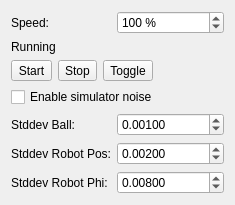
The window that src/ra/simulatorwidget.ui (robotics-erlangen/framework) describes before a commit, drawn with Qt 5.
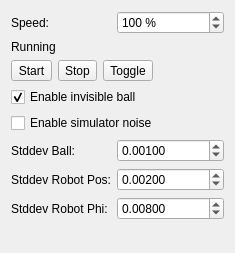
The same window after the commit.

Commit message:
Ra: enable disabling invisible ball
The ball will disappear when it is shadowed by a robot. This feature can
now be disabled in the ui.

```diff
--- a/src/ra/simulatorwidget.ui
+++ b/src/ra/simulatorwidget.ui
@@ -7,7 +7,7 @@
     <x>0</x>
     <y>0</y>
     <width>235</width>
-    <height>201</height>
+    <height>253</height>
    </rect>
   </property>
   <property name="windowTitle">
@@ -40,6 +40,13 @@
      </property>
     </widget>
    </item>
+   <item row="1" column="0" colspan="2">
+    <widget class="QLabel" name="pausedState">
+     <property name="text">
+      <string>Running</string>
+     </property>
+    </widget>
+   </item>
    <item row="2" column="0" colspan="2">
     <layout class="QHBoxLayout" name="horizontalLayout">
      <item>
@@ -68,14 +75,21 @@
      </item>
     </layout>
    </item>
-   <item row="4" column="0">
+   <item row="4" column="0" colspan="2">
+    <widget class="QCheckBox" name="chkEnableNoise">
+     <property name="text">
+      <string>Enable simulator noise</string>
+     </property>
+    </widget>
+   </item>
+   <item row="5" column="0">
     <widget class="QLabel" name="label_2">
      <property name="text">
       <string>Stddev Ball:</string>
      </property>
     </widget>
    </item>
-   <item row="4" column="1">
+   <item row="5" column="1">
     <widget class="QDoubleSpinBox" name="spinStddevBall">
      <property name="decimals">
       <number>5</number>
@@ -91,14 +105,14 @@
      </property>
     </widget>
    </item>
-   <item row="5" column="0">
+   <item row="6" column="0">
     <widget class="QLabel" name="label_3">
      <property name="text">
       <string>Stddev Robot Pos:</string>
      </property>
     </widget>
    </item>
-   <item row="5" column="1">
+   <item row="6" column="1">
     <widget class="QDoubleSpinBox" name="spinStddevRobotPos">
      <property name="decimals">
       <number>5</number>
@@ -114,14 +128,14 @@
      </property>
     </widget>
    </item>
-   <item row="6" column="0">
+   <item row="7" column="0">
     <widget class="QLabel" name="label_4">
      <property name="text">
       <string>Stddev Robot Phi:</string>
      </property>
     </widget>
    </item>
-   <item row="6" column="1">
+   <item row="7" column="1">
     <widget class="QDoubleSpinBox" name="spinStddevRobotPhi">
      <property name="decimals">
       <number>5</number>
@@ -138,16 +152,12 @@
     </widget>
    </item>
    <item row="3" column="0" colspan="2">
-    <widget class="QCheckBox" name="chkEnableNoise">
+    <widget class="QCheckBox" name="chkEnableInvisibleBall">
      <property name="text">
-      <string>Enable simulator noise</string>
+      <string>Enable invisible ball</string>
      </property>
-    </widget>
-   </item>
-   <item row="1" column="0" colspan="2">
-    <widget class="QLabel" name="pausedState">
-     <property name="text">
-      <string>Running</string>
+     <property name="checked">
+      <bool>true</bool>
      </property>
     </widget>
    </item>
```
The commit also changes 6 other files.
